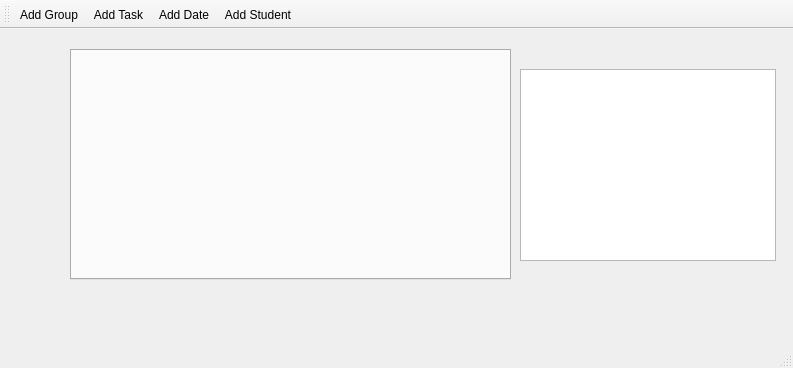
Old version of the form kursovaya/mainwindow.ui in the repository sorlagbm/sakod.
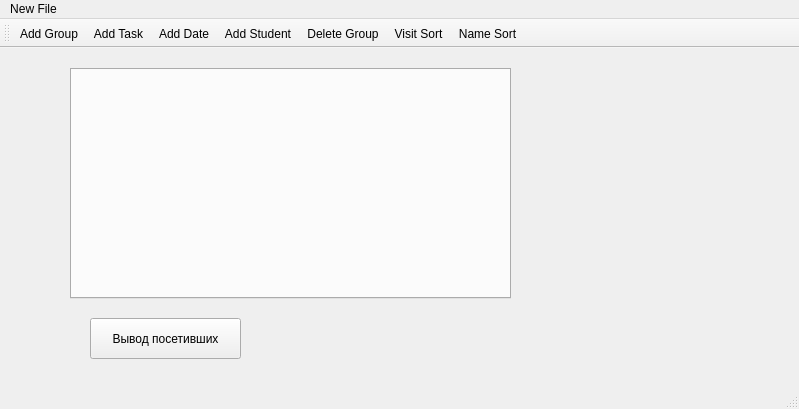
New version of the form.

```diff
--- a/kursovaya/mainwindow.ui
+++ b/kursovaya/mainwindow.ui
@@ -6,8 +6,8 @@
    <rect>
     <x>0</x>
     <y>0</y>
-    <width>793</width>
-    <height>368</height>
+    <width>799</width>
+    <height>409</height>
    </rect>
   </property>
   <property name="windowTitle">
@@ -24,15 +24,18 @@
      </rect>
     </property>
    </widget>
-   <widget class="QListWidget" name="listWidget">
+   <widget class="QPushButton" name="pushButton">
     <property name="geometry">
      <rect>
-      <x>520</x>
-      <y>40</y>
-      <width>256</width>
-      <height>192</height>
+      <x>90</x>
+      <y>270</y>
+      <width>151</width>
+      <height>41</height>
      </rect>
     </property>
+    <property name="text">
+     <string>Вывод посетивших</string>
+    </property>
    </widget>
   </widget>
   <widget class="QMenuBar" name="menubar">
@@ -40,10 +43,19 @@
     <rect>
      <x>0</x>
      <y>0</y>
-     <width>793</width>
+     <width>799</width>
      <height>26</height>
     </rect>
    </property>
+   <widget class="QMenu" name="menuNew_File">
+    <property name="title">
+     <string>New File</string>
+    </property>
+    <addaction name="actionNew_FIle"/>
+    <addaction name="actionOpen_File"/>
+    <addaction name="actionSave"/>
+   </widget>
+   <addaction name="menuNew_File"/>
   </widget>
   <widget class="QStatusBar" name="statusbar"/>
   <widget class="QToolBar" name="toolBar">
@@ -60,6 +72,9 @@
    <addaction name="actionAdd_task"/>
    <addaction name="actionAdd_date"/>
    <addaction name="actionAdd_Student"/>
+   <addaction name="actionDelete_Group"/>
+   <addaction name="actionVisit_Sort"/>
+   <addaction name="actionName_Sort"/>
   </widget>
   <action name="actionAdd_group">
    <property name="text">
@@ -81,6 +96,36 @@
     <string>Add Student</string>
    </property>
   </action>
+  <action name="actionDelete_Group">
+   <property name="text">
+    <string>Delete Group</string>
+   </property>
+  </action>
+  <action name="actionVisit_Sort">
+   <property name="text">
+    <string>Visit Sort</string>
+   </property>
+  </action>
+  <action name="actionName_Sort">
+   <property name="text">
+    <string>Name Sort</string>
+   </property>
+  </action>
+  <action name="actionNew_FIle">
+   <property name="text">
+    <string>New FIle</string>
+   </property>
+  </action>
+  <action name="actionOpen_File">
+   <property name="text">
+    <string>Open File</string>
+   </property>
+  </action>
+  <action name="actionSave">
+   <property name="text">
+    <string>Save</string>
+   </property>
+  </action>
  </widget>
  <resources/>
  <connections/>
```
